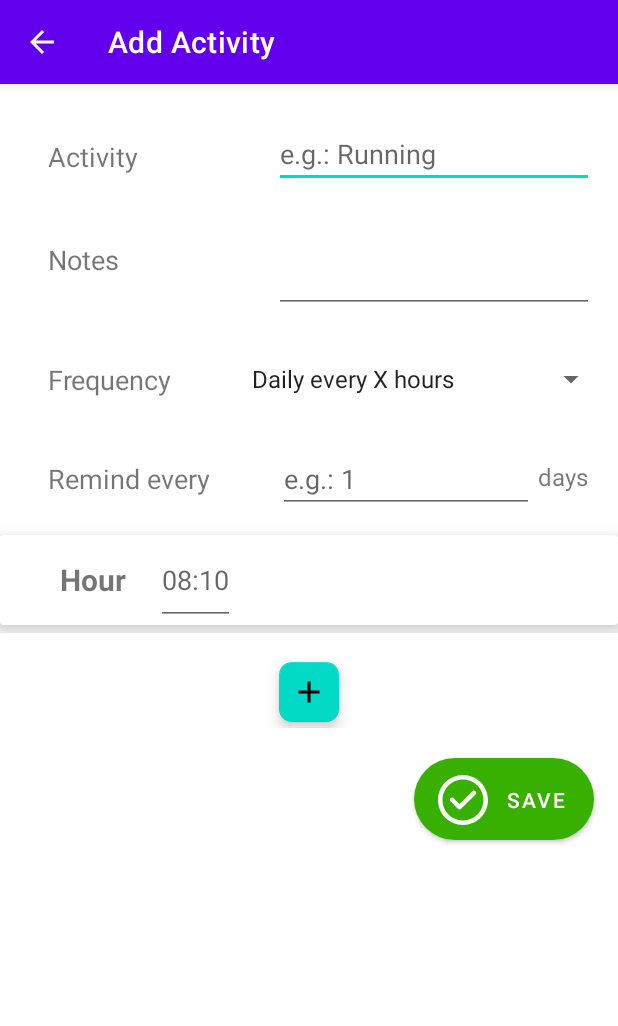
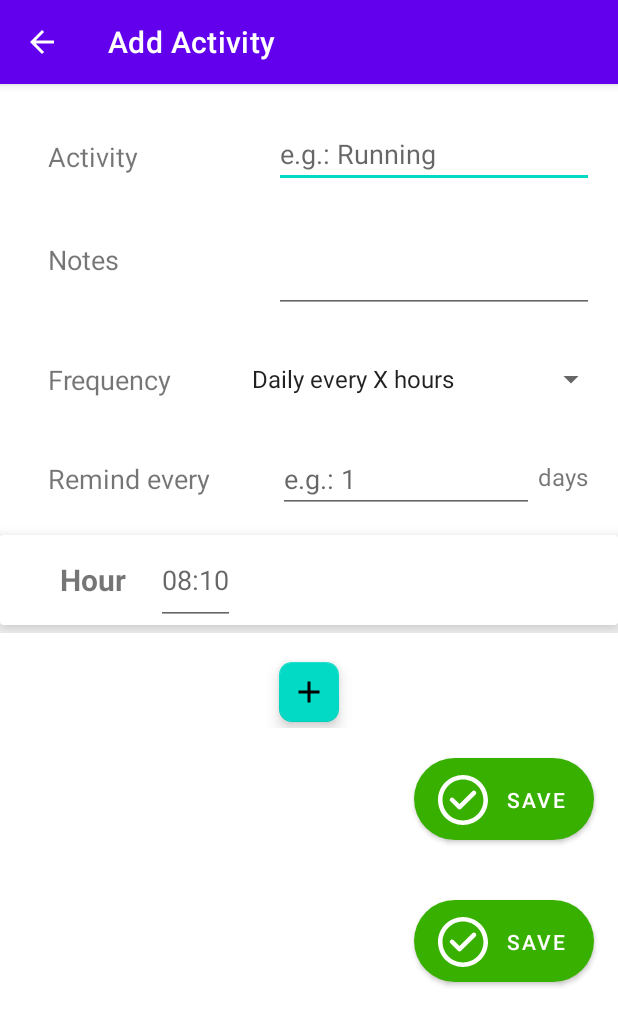
Before and after one commit to joaodiogo10/IHC_Project, an Android app: the fragment FrequencyEveryXDays placed in its activity, on a phone screen of 412 x 824 dp. Shown: the top 1026 px of the screen. Run offline under Robolectric (Android 15) with nearby library versions, the phone set to English and light mode, and no system bars.

Commit message:
every x days added

```diff
--- a/app/src/main/java/com/example/app/adapters/AddMedicationRecViewAdapter.java
+++ b/app/src/main/java/com/example/app/adapters/AddMedicationRecViewAdapter.java
@@ -2,6 +2,8 @@ package com.example.app.adapters;
 
 import android.content.Context;
 import android.os.Bundle;
+import android.text.Editable;
+import android.text.TextWatcher;
 import android.view.LayoutInflater;
 import android.view.View;
 import android.view.ViewGroup;
@@ -28,6 +30,7 @@ public class AddMedicationRecViewAdapter extends RecyclerView.Adapter<AddMedicat
     private View view;
     private ViewHolder holder;
     private int cardViewSelectedPosition;
+    public int currentPosition;
 
     public AddMedicationRecViewAdapter(Context context) {
         this.context = context;
@@ -52,8 +55,26 @@ public class AddMedicationRecViewAdapter extends RecyclerView.Adapter<AddMedicat
             public void onClick(View v) {
                 TimePickerFragment pickerFragment = new TimePickerFragment();
                 holder.cardView.setTag(position);
+                currentPosition = position;
                 setCardViewSelectedPosition(position);
                 pickerFragment.show(((AppCompatActivity) context).getSupportFragmentManager(), "Time Picker");
+            }
+        });
+
+        holder.dose.addTextChangedListener(new TextWatcher() {
+            @Override
+            public void beforeTextChanged(CharSequence s, int start, int count, int after) {
+
+            }
+
+            @Override
+            public void onTextChanged(CharSequence s, int start, int before, int count) {
+
+            }
+
+            @Override
+            public void afterTextChanged(Editable s) {
+                picker.get(position).setDose(Integer.parseInt(s.toString()));
             }
         });
     }
@@ -76,6 +97,10 @@ public class AddMedicationRecViewAdapter extends RecyclerView.Adapter<AddMedicat
         notifyDataSetChanged();
     }
 
+    public ArrayList<Picker> getPicker() {
+        return picker;
+    }
+
     public class ViewHolder extends RecyclerView.ViewHolder {
 
         private CardView cardView;
--- a/app/src/main/java/com/example/app/fragments/FrequencyXTimesADay.java
+++ b/app/src/main/java/com/example/app/fragments/FrequencyXTimesADay.java
@@ -30,6 +30,7 @@ public class FrequencyXTimesADay extends Fragment {
     private RecyclerView pickerRecView;
     private AddMedicationRecViewAdapter recAdapter;
     private View view;
+    private ArrayList<Picker> picker;
     //private Picker defaultPicker = new Picker("8:10", 1);
 
     @Nullable
@@ -37,7 +38,7 @@ public class FrequencyXTimesADay extends Fragment {
     public View onCreateView(@NonNull LayoutInflater inflater, @Nullable ViewGroup container, @Nullable Bundle savedInstanceState) {
         view = inflater.inflate(R.layout.fragment_frequency_x_times_a_day, container, false);
 
-        ArrayList<Picker> picker = new ArrayList<>();
+        picker = new ArrayList<>();
 
         picker.add(new Picker("8:10", 1));
 
@@ -68,4 +69,9 @@ public class FrequencyXTimesADay extends Fragment {
     public AddMedicationRecViewAdapter getAddMedicationRecViewAdapter() {
         return recAdapter;
     }
+
+    public ArrayList<Picker> getFinalPicker () {
+        return recAdapter.getPicker();
+    }
+
 }
--- a/app/src/main/res/layout/fragment_frequency_every_x_days.xml
+++ b/app/src/main/res/layout/fragment_frequency_every_x_days.xml
@@ -78,4 +78,25 @@
         app:layout_constraintEnd_toEndOf="parent"
         tools:layout_editor_absoluteY="52dp" />
 
+    <Button
+        android:id="@+id/buttonCheck"
+        android:layout_width="120dp"
+        android:layout_height="wrap_content"
+        android:layout_marginTop="20dp"
+        android:layout_marginEnd="16dp"
+        android:layout_marginRight="16dp"
+        android:layout_marginBottom="20dp"
+        android:background="@drawable/custom_button"
+        android:drawableLeft="@drawable/check_smaller"
+        android:drawableTint="@color/white"
+        android:paddingTop="5dp"
+        android:text="Save"
+        android:textColor="@color/white"
+        app:backgroundTint="@color/dark_green"
+        app:layout_constraintBottom_toBottomOf="parent"
+        app:layout_constraintEnd_toEndOf="parent"
+        app:layout_constraintHorizontal_bias="1.0"
+        app:layout_constraintTop_toBottomOf="@+id/frequencyHourFragmentContainer"
+        app:layout_constraintVertical_bias="0.0" />
+
 </androidx.constraintlayout.widget.ConstraintLayout>
```
Also changed, not shown: app/src/main/java/com/example/app/activities/AddMedicationActivity.java (+16 -9 lines), app/src/main/java/com/example/app/fragments/FrequencyEveryXDays.java (+65 -0 lines).
